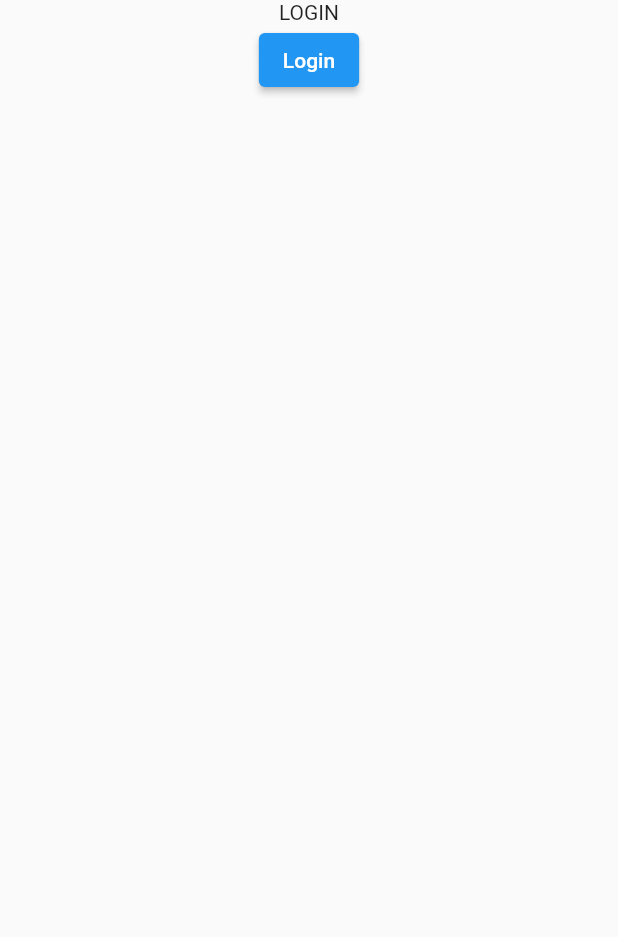
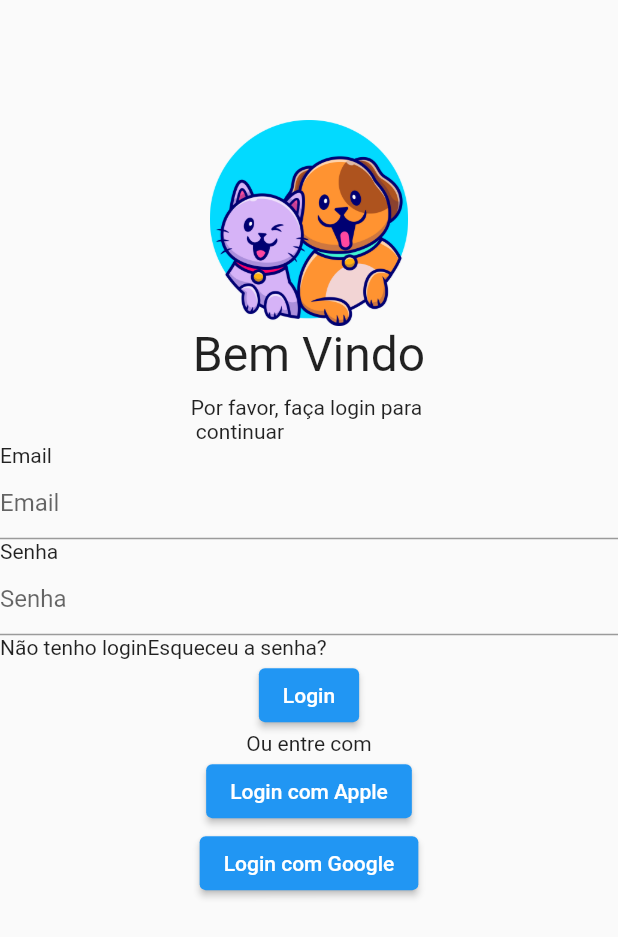
Before and after one commit to GabeMagalhaes/iVet, a Flutter app: the screen it shows after launch, after a tap on "Começe Já", on a phone screen of 412 x 824 dp. Shown: the top 937 px of the screen. Run offline on Flutter 3.47's test engine with Material 2 defaults, Android fonts, the phone set to English and light mode, and no system bars.

```diff
--- a/ivet/lib/screens/login.dart
+++ b/ivet/lib/screens/login.dart
@@ -4,15 +4,89 @@ class LoginScreen extends StatelessWidget {
   const LoginScreen();
   @override
   Widget build(BuildContext context) {
-    return Scaffold(
-        body: Center(
-            child: Column(
-      children: <Widget>[
-        Text('LOGIN'),
-        ElevatedButton(
-            onPressed: () => Navigator.pushNamed(context, '/home'),
-            child: Text('Login'))
-      ],
-    )));
+    return Scaffold(body: build_Content(context));
   }
 }
+
+Widget build_Content(BuildContext context){
+  return Column(
+    //crossAxisAlignment: CrossAxisAlignment.center,
+    children: <Widget>[
+      Padding(
+        padding: EdgeInsets.only(top: 80),
+        child: Image.asset(
+          'images/registerimg.png',
+          height: 137.42,
+          width: 132.22,
+        ),
+      ),
+      Text(
+        'Bem Vindo',
+        style: TextStyle(
+          fontSize: 32,
+        ),
+      ),
+      Padding(
+        padding: EdgeInsets.only(top:8),
+        child: Text(
+          'Por favor, faça login para \n continuar'
+        ),
+      ),
+
+      Row(
+        children: <Widget>[
+          Text('Email'),
+        ],
+      ),
+
+      TextFormField(
+        decoration: const InputDecoration(
+          hintText: 'Email',
+        ),
+      ),
+
+
+      Row(
+        children: <Widget>[
+          Text('Senha'),
+        ],
+      ),
+
+      TextFormField(
+        decoration: const InputDecoration(
+          hintText: 'Senha',
+        ),
+      ),
+
+      Row(
+        children: <Widget>[
+          Text('Não tenho login'),
+          Text('Esqueceu a senha?'),
+        ],
+      ),
+
+
+
+      ElevatedButton(
+        onPressed: () => Navigator.pushNamed(context, '/home'),
+        child: Text('Login')),
+
+
+      Row(
+        mainAxisAlignment: MainAxisAlignment.center,
+        children: <Widget>[
+          Text('Ou entre com'),
+        ],
+      ),
+
+      ElevatedButton(
+        onPressed: (){},
+        child: Text('Login com Apple')),
+
+      ElevatedButton(
+        onPressed: (){},
+        child: Text('Login com Google')),
+
+    ],
+  );
+}
--- a/ivet/lib/screens/welcome.dart
+++ b/ivet/lib/screens/welcome.dart
@@ -12,7 +12,6 @@ Widget _buildContent(BuildContext context) {
   return Column(
     crossAxisAlignment: CrossAxisAlignment.stretch,
     children: <Widget>[
-
         Container(
           height: 570,
           color: Color.fromARGB(255, 234, 237, 239),
@@ -25,11 +24,10 @@ Widget _buildContent(BuildContext context) {
             ),
           ),
         ),
-
       Expanded(
         child: Container(
           decoration: BoxDecoration(
-            borderRadius: BorderRadius.all(Radius.circular(555)),
+            // borderRadius: BorderRadius.all(Radius.circular(555)), <- ARRUMAR
             color: Color.fromARGB(255, 255, 255, 255),
           ),
           child: Column(
@@ -41,17 +39,17 @@ Widget _buildContent(BuildContext context) {
                   fontSize: 25,
                 ),
               ),
-              SizedBox(height:25),
+              SizedBox(height:30),
               Text("Assuma o controle de saúde do seu pet e\n encontre uma clinica ao seu alcance"),
               SizedBox(height: 22,),
               Divider(
-                height: 10,
+                height: 8,
                 thickness: 0.5,
-                indent: 40,
-                endIndent: 40,
+                indent: 60,
+                endIndent: 60,
                 color: Color.fromARGB(255, 197, 196, 196),
               ),
-              SizedBox(height: 20,),
+              SizedBox(height: 35,),
               ElevatedButton(
                 onPressed: () => Navigator.pushNamed(context, '/login'),
                 child: Text(
@@ -74,7 +72,6 @@ Widget _buildContent(BuildContext context) {
           ),
         ),
       ),
-
     ],
   );
 }
--- a/ivet/pubspec.yaml
+++ b/ivet/pubspec.yaml
@@ -63,6 +63,7 @@ flutter:
    - images/welcomeimg.png
    - images/noticia1.png
    - images/noticia2.png
+   - images/registerimg.png
   #   - images/a_dot_ham.jpeg
 
   # An image asset can refer to one or more resolution-specific "variants", see
```
